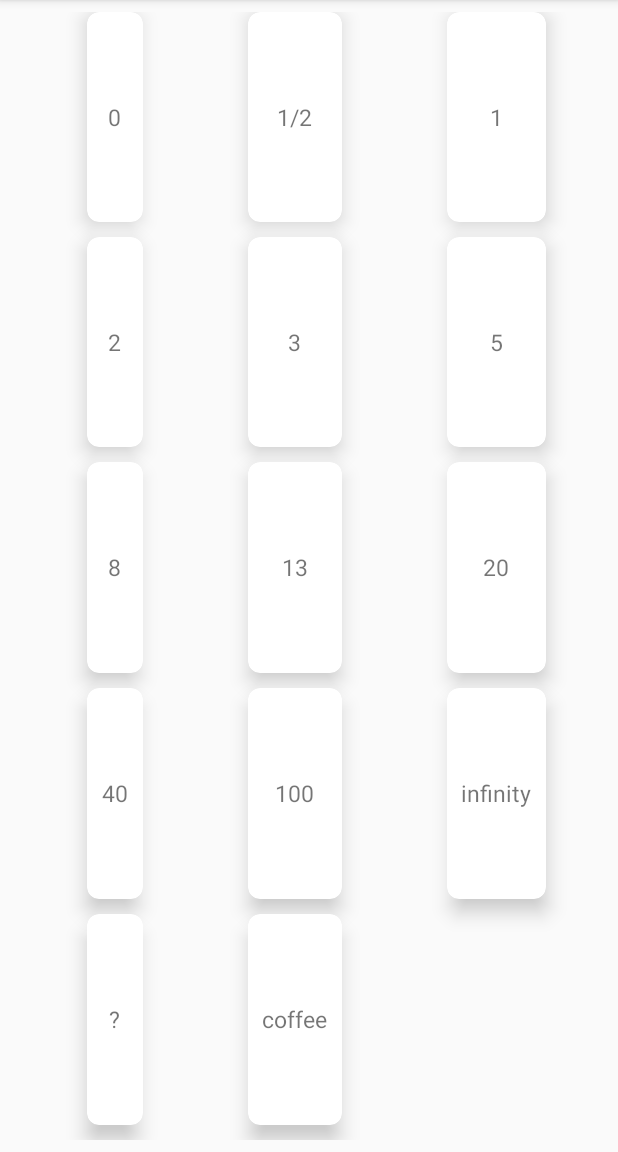
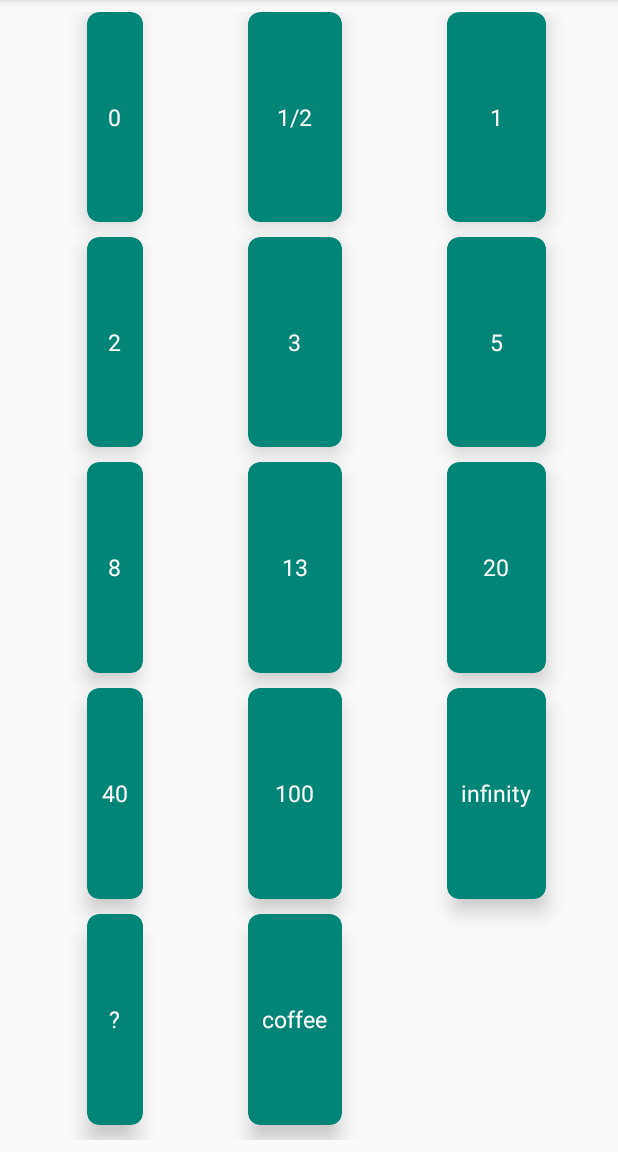
Before and after one commit to id7digital/fibopoker, an Android app: the MainActivity screen opened directly, with no data from a screen before it, on a phone screen of 412 x 824 dp, the part 84-1236 px from its top. Run offline under Robolectric (Android 15) with nearby library versions, the light colour scheme and no system bars; our stand-ins replace AdMob.

Commit message:
updated change

```diff
--- a/app/src/main/res/layout/activity_card.xml
+++ b/app/src/main/res/layout/activity_card.xml
@@ -9,6 +9,7 @@
     <android.support.v7.widget.CardView
         android:id="@+id/cardShownView"
         android:layout_centerInParent="true"
+        android:backgroundTint="@color/colorPrimary"
         android:layout_width="match_parent"
         android:layout_height="match_parent"
         android:layout_columnWeight="1"
@@ -33,7 +34,8 @@
                 android:layout_height="wrap_content"
                 android:gravity="center_vertical"
                 android:textAlignment="center"
-                android:textSize="50dp"
+                android:textColor="@android:color/background_light"
+                android:textSize="80dp"
                 android:text=""/>
 
         </LinearLayout>
--- a/app/src/main/res/layout/activity_main.xml
+++ b/app/src/main/res/layout/activity_main.xml
@@ -32,6 +32,7 @@
 
         <android.support.v7.widget.CardView
             android:id="@+id/card0"
+            android:backgroundTint="@color/colorPrimary"
             android:layout_centerInParent="true"
             android:layout_width="wrap_content"
             android:layout_height="wrap_content"
@@ -56,6 +57,7 @@
                     android:layout_width="wrap_content"
                     android:layout_height="wrap_content"
                     android:gravity="center_vertical"
+                    android:textColor="@android:color/background_light"
                     android:textAlignment="center"
                     android:textSize="15dp"
                     android:text="0"/>
@@ -66,6 +68,7 @@
 
         <android.support.v7.widget.CardView
             android:id="@+id/cardhalf"
+            android:backgroundTint="@color/colorPrimary"
             android:layout_centerInParent="true"
             android:layout_width="wrap_content"
             android:layout_height="wrap_content"
@@ -90,6 +93,7 @@
                     android:layout_width="wrap_content"
                     android:layout_height="wrap_content"
                     android:gravity="center_vertical"
+                    android:textColor="@android:color/background_light"
                     android:textAlignment="center"
                     android:textSize="15dp"
                     android:text="1/2"/>
@@ -102,6 +106,7 @@
     <android.support.v7.widget.CardView
         android:id="@+id/card1"
         android:layout_centerInParent="true"
+        android:backgroundTint="@color/colorPrimary"
         android:layout_width="wrap_content"
         android:layout_height="wrap_content"
         android:layout_columnWeight="3"
@@ -124,6 +129,7 @@
                 android:id="@+id/card1Text"
                 android:layout_width="wrap_content"
                 android:layout_height="wrap_content"
+                android:textColor="@android:color/background_light"
                 android:gravity="center_vertical"
                 android:textAlignment="center"
                 android:textSize="15dp"
@@ -136,6 +142,7 @@
         <android.support.v7.widget.CardView
             android:id="@+id/card2"
             android:layout_centerInParent="true"
+            android:backgroundTint="@color/colorPrimary"
             android:layout_width="wrap_content"
             android:layout_height="wrap_content"
             android:layout_columnWeight="3"
@@ -158,6 +165,7 @@
                     android:id="@+id/card2Text"
                     android:layout_width="wrap_content"
                     android:layout_height="wrap_content"
+                    android:textColor="@android:color/background_light"
                     android:gravity="center_vertical"
                     android:textAlignment="center"
                     android:textSize="15dp"
@@ -170,6 +178,7 @@
         <android.support.v7.widget.CardView
             android:id="@+id/card3"
             android:layout_centerInParent="true"
+            android:backgroundTint="@color/colorPrimary"
             android:layout_width="wrap_content"
             android:layout_height="wrap_content"
             android:layout_columnWeight="3"
@@ -192,6 +201,7 @@
                     android:id="@+id/card3Text"
                     android:layout_width="wrap_content"
                     android:layout_height="wrap_content"
+                    android:textColor="@android:color/background_light"
                     android:gravity="center_vertical"
                     android:textAlignment="center"
                     android:textSize="15dp"
@@ -205,6 +215,7 @@
             android:id="@+id/card5"
             android:layout_centerInParent="true"
             android:layout_width="wrap_content"
+            android:backgroundTint="@color/colorPrimary"
             android:layout_height="wrap_content"
             android:layout_columnWeight="3"
             android:layout_rowWeight="1"
@@ -226,6 +237,7 @@
                     android:id="@+id/card5Text"
                     android:layout_width="wrap_content"
                     android:layout_height="wrap_content"
+                    android:textColor="@android:color/background_light"
                     android:gravity="center_vertical"
                     android:textAlignment="center"
                     android:textSize="15dp"
@@ -238,6 +250,7 @@
         <android.support.v7.widget.CardView
             android:id="@+id/card8"
             android:layout_centerInParent="true"
+            android:backgroundTint="@color/colorPrimary"
             android:layout_width="wrap_content"
             android:layout_height="wrap_content"
             android:layout_columnWeight="3"
@@ -260,6 +273,7 @@
                     android:id="@+id/card8Text"
                     android:layout_width="wrap_content"
                     android:layout_height="wrap_content"
+                    android:textColor="@android:color/background_light"
                     android:gravity="center_vertical"
                     android:textAlignment="center"
                     android:textSize="15dp"
@@ -272,6 +286,7 @@
         <android.support.v7.widget.CardView
             android:id="@+id/card13"
             android:layout_centerInParent="true"
+            android:backgroundTint="@color/colorPrimary"
             android:layout_width="wrap_content"
             android:layout_height="wrap_content"
             android:layout_columnWeight="3"
@@ -294,6 +309,7 @@
                     android:id="@+id/card13Text"
                     android:layout_width="wrap_content"
                     android:layout_height="wrap_content"
+                    android:textColor="@android:color/background_light"
                     android:gravity="center_vertical"
                     android:textAlignment="center"
                     android:textSize="15dp"
@@ -305,6 +321,7 @@
 
         <android.support.v7.widget.CardView
             android:id="@+id/card20"
+            android:backgroundTint="@color/colorPrimary"
             android:layout_centerInParent="true"
             android:layout_width="wrap_content"
             android:layout_height="wrap_content"
@@ -329,6 +346,7 @@
                     android:layout_width="wrap_content"
                     android:layout_height="wrap_content"
                     android:gravity="center_vertical"
+                    android:textColor="@android:color/background_light"
                     android:textAlignment="center"
                     android:textSize="15dp"
                     android:text="20"/>
@@ -341,6 +359,7 @@
             android:id="@+id/card40"
             android:layout_centerInParent="true"
             android:layout_width="wrap_content"
+            android:backgroundTint="@color/colorPrimary"
             android:layout_height="wrap_content"
             android:layout_columnWeight="3"
             android:layout_rowWeight="1"
@@ -363,6 +382,7 @@
                     android:layout_width="wrap_content"
                     android:layout_height="wrap_content"
                     android:gravity="center_vertical"
+                    android:textColor="@android:color/background_light"
                     android:textAlignment="center"
                     android:textSize="15dp"
                     android:text="40"/>
@@ -374,6 +394,7 @@
         <android.support.v7.widget.CardView
             android:id="@+id/card100"
             android:layout_centerInParent="true"
+            android:backgroundTint="@color/colorPrimary"
             android:layout_width="wrap_content"
             android:layout_height="wrap_content"
             android:layout_columnWeight="3"
@@ -398,6 +419,7 @@
                     android:layout_height="wrap_content"
                     android:gravity="center_vertical"
                     android:textAlignment="center"
+                    android:textColor="@android:color/background_light"
                     android:textSize="15dp"
                     android:text="100"/>
 
@@ -407,6 +429,7 @@
 
         <android.support.v7.widget.CardView
             android:id="@+id/infinity"
+            android:backgroundTint="@color/colorPrimary"
             android:layout_centerInParent="true"
             android:layout_width="wrap_content"
             android:layout_height="wrap_content"
@@ -431,6 +454,7 @@
                     android:layout_width="wrap_content"
                     android:layout_height="wrap_content"
                     android:gravity="center_vertical"
+                    android:textColor="@android:color/background_light"
                     android:textAlignment="center"
                     android:textSize="15dp"
                     android:text="infinity"/>
@@ -441,6 +465,7 @@
         <android.support.v7.widget.CardView
             android:id="@+id/question"
             android:layout_centerInParent="true"
+            android:backgroundTint="@color/colorPrimary"
             android:layout_width="wrap_content"
             android:layout_height="wrap_content"
             android:layout_columnWeight="3"
@@ -465,6 +490,7 @@
                     android:layout_height="wrap_content"
                     android:gravity="center_vertical"
                     android:textAlignment="center"
+                    android:textColor="@android:color/background_light"
                     android:textSize="15dp"
                     android:text="?"/>
 
@@ -481,6 +507,7 @@
             android:layout_marginLeft="50dp"
             android:layout_marginBottom="10dp"
             android:layout_marginRight="20dp"
+            android:backgroundTint="@color/colorPrimary"
             app:cardElevation="8dp"
             app:cardCornerRadius="8dp">
 
@@ -497,9 +524,10 @@
                     android:layout_width="wrap_content"
                     android:layout_height="wrap_content"
                     android:gravity="center_vertical"
+                    android:text="coffee"
                     android:textAlignment="center"
-                    android:textSize="15dp"
-                    android:text="coffee"/>
+                    android:textColor="@android:color/background_light"
+                    android:textSize="15dp" />
 
             </LinearLayout>
 
```
